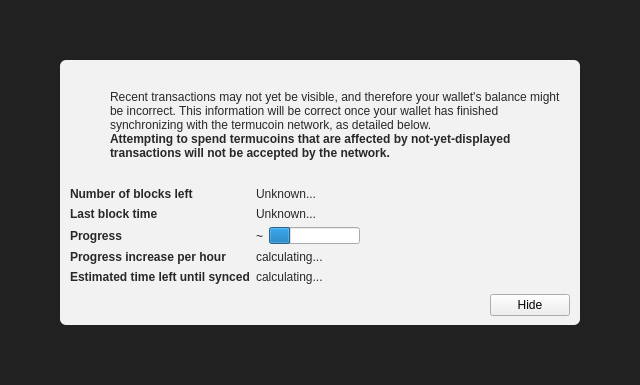
Qt form src/qt/forms/modaloverlay.ui (KaitoSawano/repo) before a commit.
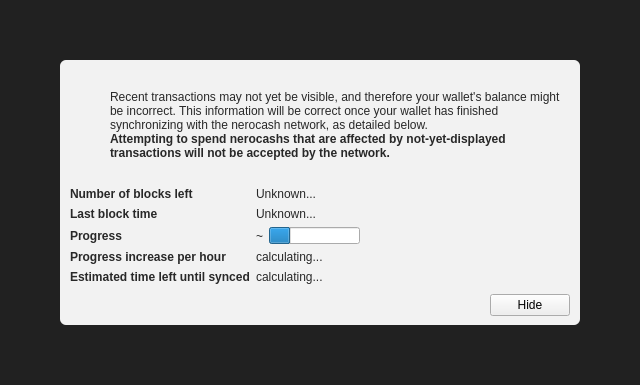
The same form after that commit. Icons and pictures are not drawn. Custom widgets are drawn as their Qt base class.

Patch:
```diff
--- a/src/qt/forms/modaloverlay.ui
+++ b/src/qt/forms/modaloverlay.ui
@@ -130,7 +130,7 @@
              <item>
               <widget class="QLabel" name="infoText">
                <property name="text">
-                <string>Recent transactions may not yet be visible, and therefore your wallet's balance might be incorrect. This information will be correct once your wallet has finished synchronizing with the termucoin network, as detailed below.</string>
+                <string>Recent transactions may not yet be visible, and therefore your wallet's balance might be incorrect. This information will be correct once your wallet has finished synchronizing with the nerocash network, as detailed below.</string>
                </property>
                <property name="textFormat">
                 <enum>Qt::RichText</enum>
@@ -149,7 +149,7 @@
                 </font>
                </property>
                <property name="text">
-                <string>Attempting to spend termucoins that are affected by not-yet-displayed transactions will not be accepted by the network.</string>
+                <string>Attempting to spend nerocashs that are affected by not-yet-displayed transactions will not be accepted by the network.</string>
                </property>
                <property name="textFormat">
                 <enum>Qt::RichText</enum>
```
